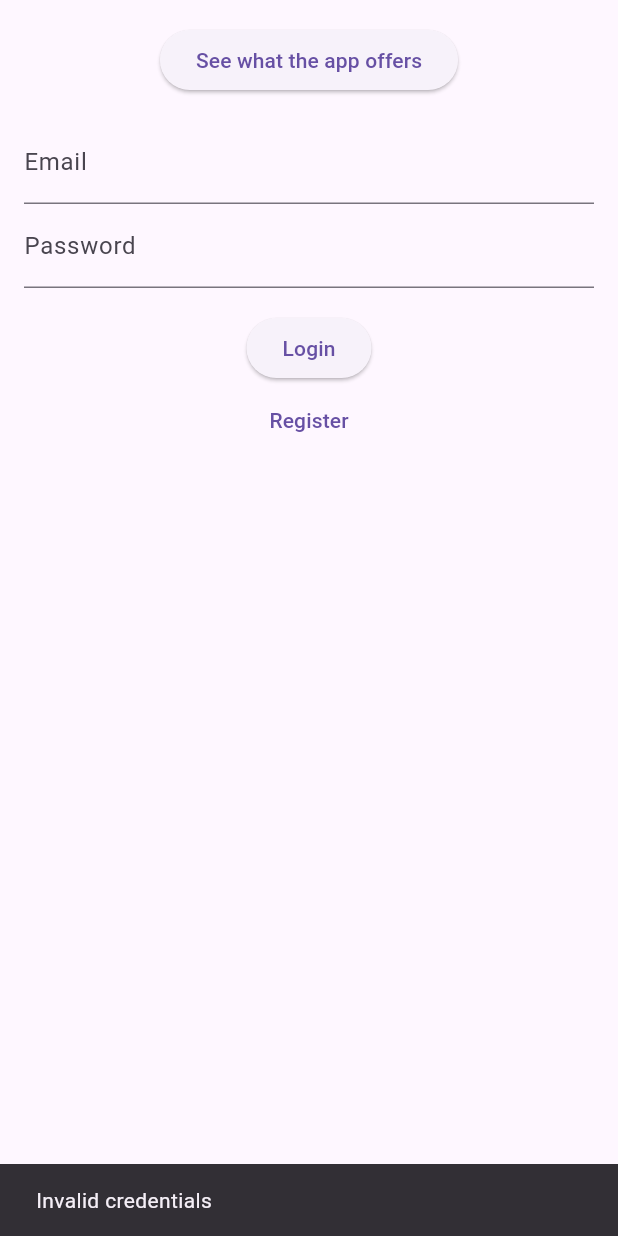
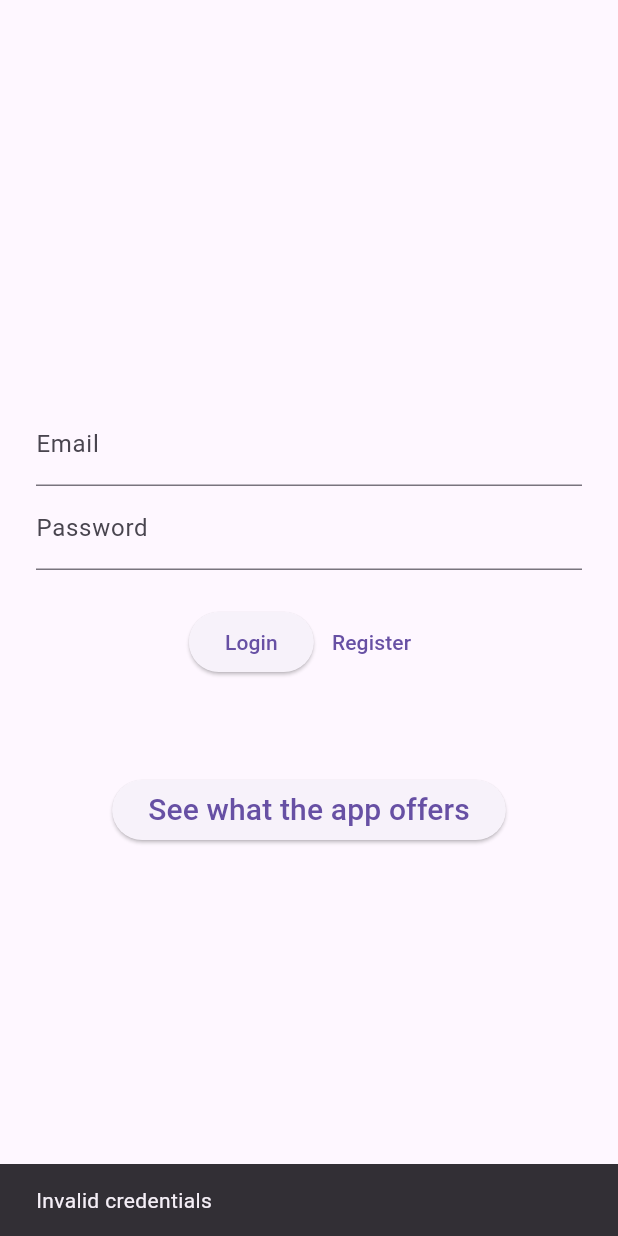
Before and after one commit to sk4ndal-commits/habitlyy, a Flutter app: the screen it shows after launch, after a tap on "Login", on a phone screen of 412 x 824 dp. Run offline on Flutter 3.47's test engine with Material 3 defaults, Android fonts, the light colour scheme and no system bars; our stand-ins replace get_it, shared_preferences, smooth_page_indicator, sqflite, syncfusion_flutter_charts; accounts and stored records are empty.

Commit message:
Refactor naming, habits logic, and login view layout adjustments

```diff
--- a/lib/database/db_config.dart
+++ b/lib/database/database_config.dart
@@ -1,3 +1,3 @@
-class DBConfig {
+class DatabaseConfig {
   String get DBName => "habitlyy.db";
 }
--- a/lib/database/db_helper.dart
+++ b/lib/database/database_helper.dart
@@ -1,5 +1,5 @@
 import 'dart:async';
-import 'package:habitlyy/database/db_config.dart';
+import 'package:habitlyy/database/database_config.dart';
 import 'package:path/path.dart';
 import 'package:sqflite/sqflite.dart';
 
@@ -19,7 +19,7 @@ class DatabaseHelper {
 
   Future<Database> _initDatabase() async {
     final path = await getDatabasesPath();
-    final dbPath = join(path, DBConfig().DBName);
+    final dbPath = join(path, DatabaseConfig().DBName);
 
     return await openDatabase(
       dbPath,
--- a/lib/service_locator.dart
+++ b/lib/service_locator.dart
@@ -1,5 +1,5 @@
 import 'package:get_it/get_it.dart';
-import 'package:habitlyy/database/db_helper.dart';
+import 'package:habitlyy/database/database_helper.dart';
 import 'package:habitlyy/repositories/habits/habits_db_repository.dart';
 import 'package:habitlyy/repositories/habits/habits_repository.dart';
 import 'package:habitlyy/repositories/profile/iuser_repository.dart';
--- a/lib/views/login/login_view.dart
+++ b/lib/views/login/login_view.dart
@@ -12,19 +12,18 @@ class LoginView extends StatelessWidget {
   @override
   Widget build(BuildContext context) {
     return Scaffold(
-      body: Padding(
+      body: Center(
+        // Wrap with Center widget
+        child: Padding(
           padding: const EdgeInsets.all(16.0),
           child: Column(
+            mainAxisSize: MainAxisSize.min,
+            // Ensures the Column takes minimum space
             children: [
-            ElevatedButton(
-              onPressed: () {
-                Navigator.of(context).pushNamed('/showcase');
-              },
-              child: Text(
-                'See what the app offers',
-              ),
-            ),
-            SizedBox(height: 16.0),
+              Padding(
+                padding: EdgeInsets.all(8),
+                child: Column(
+                  children: [
                     TextField(
                       controller: emailController,
                       decoration: InputDecoration(labelText: 'Email'),
@@ -34,17 +33,24 @@ class LoginView extends StatelessWidget {
                       decoration: InputDecoration(labelText: 'Password'),
                       obscureText: true,
                     ),
+                  ],
+                ),
+              ),
               SizedBox(height: 16.0),
+              Row(
+                mainAxisAlignment: MainAxisAlignment.center,
+                children: [
                   ElevatedButton(
                     onPressed: () async {
                       final email = emailController.text;
                       final password = passwordController.text;
                       final userService = getIt<IUserService>();
-                final user = await userService.loginAsync(email, password);
+                      final user =
+                          await userService.loginAsync(email, password);
                       if (user != null) {
                         final habitsProvider =
                             Provider.of<HabitsProvider>(context, listen: false);
-                  await habitsProvider.initializeHabitsAsync(user.id);
+                        await habitsProvider.initializeHabitsAsync();
 
                         Navigator.of(context).pushReplacementNamed('/home');
                       } else {
@@ -63,6 +69,21 @@ class LoginView extends StatelessWidget {
                   ),
                 ],
               ),
+              SizedBox(height: 64.0),
+              ElevatedButton(
+                onPressed: () {
+                  Navigator.of(context).pushNamed('/showcase');
+                },
+                child: Text(
+                  'See what the app offers',
+                  style: TextStyle(
+                    fontSize: 20,
+                  ),
+                ),
+              ),
+            ],
+          ),
+        ),
       ),
     );
   }
```
Also changed, not shown: lib/providers/habit_provider.dart (+54 -23 lines). Lines whose indentation alone changed are shown as unchanged.
